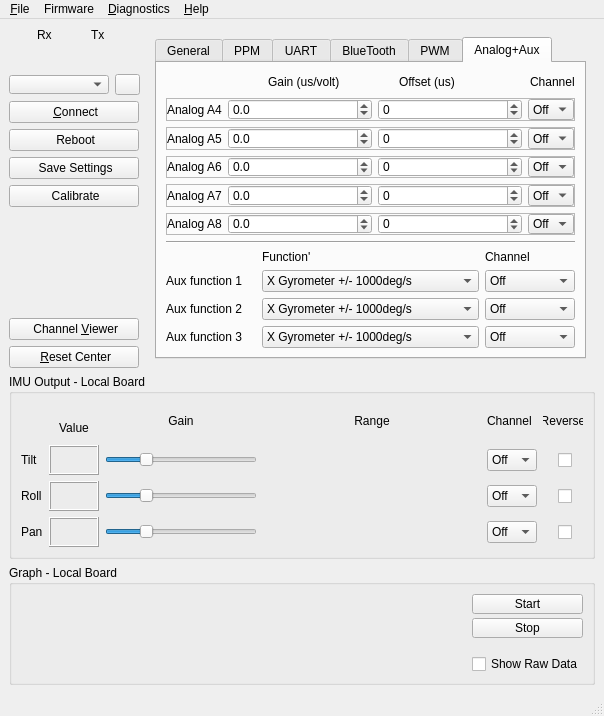
This is gui/src/mainwindow.ui in L1cardo/HeadTracker_CN as Qt 5 draws it before an edit. The edited form follows.
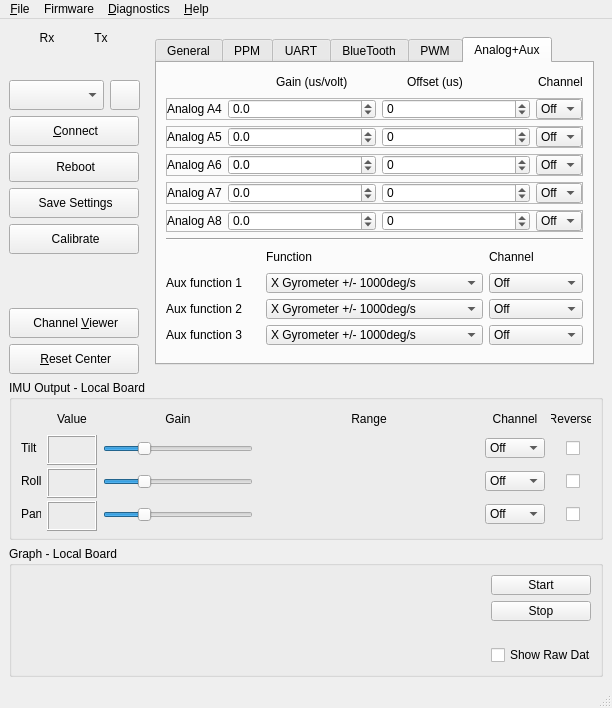
This is the edited form. The open tabs and pages were chosen to show the change. Icons and pictures are not drawn. Custom widgets are drawn as their Qt base class.

Commit message: fix scrach issue

```diff
--- a/gui/src/mainwindow.ui
+++ b/gui/src/mainwindow.ui
@@ -33,28 +33,46 @@
          <layout class="QGridLayout" name="gridLayout_3">
           <item row="1" column="0">
            <widget class="QLabel" name="label_9">
+            <property name="minimumSize">
+             <size>
+              <width>20</width>
+              <height>20</height>
+             </size>
+            </property>
             <property name="maximumSize">
              <size>
               <width>20</width>
-              <height>14</height>
+              <height>20</height>
              </size>
             </property>
             <property name="text">
              <string>Rx</string>
             </property>
+            <property name="alignment">
+             <set>Qt::AlignmentFlag::AlignCenter</set>
+            </property>
            </widget>
           </item>
           <item row="1" column="1">
            <widget class="QLabel" name="label_10">
+            <property name="minimumSize">
+             <size>
+              <width>20</width>
+              <height>20</height>
+             </size>
+            </property>
             <property name="maximumSize">
              <size>
               <width>20</width>
-              <height>14</height>
+              <height>20</height>
              </size>
             </property>
             <property name="text">
              <string>Tx</string>
             </property>
+            <property name="alignment">
+             <set>Qt::AlignmentFlag::AlignCenter</set>
+            </property>
            </widget>
           </item>
           <item row="2" column="0">
@@ -105,10 +123,16 @@
         </item>
         <item row="9" column="0" colspan="2">
          <widget class="QPushButton" name="cmdResetCenter">
+          <property name="minimumSize">
+           <size>
+            <width>130</width>
+            <height>30</height>
+           </size>
+          </property>
           <property name="maximumSize">
            <size>
             <width>130</width>
-            <height>27</height>
+            <height>30</height>
            </size>
           </property>
           <property name="toolTip">
@@ -131,10 +155,16 @@
         </item>
         <item row="5" column="0" colspan="2">
          <widget class="QPushButton" name="cmdSaveNVM">
+          <property name="minimumSize">
+           <size>
+            <width>130</width>
+            <height>30</height>
+           </size>
+          </property>
           <property name="maximumSize">
            <size>
             <width>130</width>
-            <height>27</height>
+            <height>30</height>
            </size>
           </property>
           <property name="toolTip">
@@ -165,14 +195,14 @@
           </property>
           <property name="minimumSize">
            <size>
-            <width>100</width>
-            <height>0</height>
+            <width>95</width>
+            <height>30</height>
            </size>
           </property>
           <property name="maximumSize">
            <size>
-            <width>100</width>
-            <height>19</height>
+            <width>95</width>
+            <height>30</height>
            </size>
           </property>
           <property name="toolTip">
@@ -182,10 +212,16 @@
         </item>
         <item row="4" column="0" colspan="2">
          <widget class="QPushButton" name="cmdReboot">
+          <property name="minimumSize">
+           <size>
+            <width>130</width>
+            <height>30</height>
+           </size>
+          </property>
           <property name="maximumSize">
            <size>
             <width>130</width>
-            <height>27</height>
+            <height>30</height>
            </size>
           </property>
           <property name="toolTip">
@@ -208,10 +244,16 @@
         </item>
         <item row="6" column="0" colspan="2">
          <widget class="QPushButton" name="cmdCalibrate">
+          <property name="minimumSize">
+           <size>
+            <width>130</width>
+            <height>30</height>
+           </size>
+          </property>
           <property name="maximumSize">
            <size>
             <width>130</width>
-            <height>27</height>
+            <height>30</height>
            </size>
           </property>
           <property name="toolTip">
@@ -234,10 +276,16 @@
         </item>
         <item row="8" column="0" colspan="2">
          <widget class="QPushButton" name="cmdChannelViewer">
+          <property name="minimumSize">
+           <size>
+            <width>130</width>
+            <height>30</height>
+           </size>
+          </property>
           <property name="maximumSize">
            <size>
             <width>130</width>
-            <height>27</height>
+            <height>30</height>
            </size>
           </property>
           <property name="toolTip">
@@ -260,10 +308,16 @@
         </item>
         <item row="1" column="1">
          <widget class="QPushButton" name="cmdRefresh">
+          <property name="minimumSize">
+           <size>
+            <width>30</width>
+            <height>30</height>
+           </size>
+          </property>
           <property name="maximumSize">
            <size>
-            <width>25</width>
-            <height>21</height>
+            <width>30</width>
+            <height>30</height>
            </size>
           </property>
           <property name="toolTip">
@@ -286,7 +340,7 @@
           <property name="sizeHint" stdset="0">
            <size>
             <width>20</width>
-            <height>40</height>
+            <height>20</height>
            </size>
           </property>
          </spacer>
@@ -299,10 +353,16 @@
             <verstretch>0</verstretch>
            </sizepolicy>
           </property>
+          <property name="minimumSize">
+           <size>
+            <width>130</width>
+            <height>30</height>
+           </size>
+          </property>
           <property name="maximumSize">
            <size>
             <width>130</width>
-            <height>27</height>
+            <height>30</height>
            </size>
           </property>
           <property name="text">
@@ -2180,7 +2240,13 @@
                   <property name="minimumSize">
                    <size>
                     <width>125</width>
-                    <height>0</height>
+                    <height>20</height>
+                   </size>
+                  </property>
+                  <property name="maximumSize">
+                   <size>
+                    <width>16777215</width>
+                    <height>20</height>
                    </size>
                   </property>
                   <property name="text">
@@ -2193,7 +2259,13 @@
                   <property name="minimumSize">
                    <size>
                     <width>125</width>
-                    <height>0</height>
+                    <height>20</height>
+                   </size>
+                  </property>
+                  <property name="maximumSize">
+                   <size>
+                    <width>16777215</width>
+                    <height>20</height>
                    </size>
                   </property>
                   <property name="text">
@@ -2209,6 +2281,18 @@
                     <verstretch>0</verstretch>
                    </sizepolicy>
                   </property>
+                  <property name="minimumSize">
+                   <size>
+                    <width>0</width>
+                    <height>20</height>
+                   </size>
+                  </property>
+                  <property name="maximumSize">
+                   <size>
+                    <width>16777215</width>
+                    <height>20</height>
+                   </size>
+                  </property>
                   <property name="text">
                    <string>Channel</string>
                   </property>
@@ -2250,6 +2334,18 @@
                        <verstretch>0</verstretch>
                       </sizepolicy>
                      </property>
+                     <property name="minimumSize">
+                      <size>
+                       <width>0</width>
+                       <height>20</height>
+                      </size>
+                     </property>
+                     <property name="maximumSize">
+                      <size>
+                       <width>16777215</width>
+                       <height>20</height>
+                      </size>
+                     </property>
                      <property name="text">
                       <string>Analog A4</string>
                      </property>
@@ -2257,6 +2353,18 @@
                    </item>
                    <item>
                     <widget class="QDoubleSpinBox" name="spnA0Gain">
+                     <property name="minimumSize">
+                      <size>
+                       <width>0</width>
+                       <height>20</height>
+                      </size>
+                     </property>
+                     <property name="maximumSize">
+                      <size>
+                       <width>16777215</width>
+                       <height>20</height>
+                      </size>
+                     </property>
                      <property name="decimals">
                       <number>1</number>
                      </property>
@@ -2270,6 +2378,18 @@
                    </item>
                    <item>
                     <widget class="QSpinBox" name="spnA0Off">
+                     <property name="minimumSize">
+                      <size>
+                       <width>0</width>
+                       <height>20</height>
+                      </size>
+                     </property>
+                     <property name="maximumSize">
+                      <size>
+                       <width>16777215</width>
+                       <height>20</height>
+                      </size>
+                     </property>
                      <property name="minimum">
                       <number>-2048</number>
                      </property>
@@ -2286,6 +2406,18 @@
                        <verstretch>0</verstretch>
                       </sizepolicy>
                      </property>
+                     <property name="minimumSize">
+                      <size>
+                       <width>0</width>
+                       <height>20</height>
+                      </size>
+                     </property>
+                     <property name="maximumSize">
+                      <size>
+                       <width>16777215</width>
+                       <height>20</height>
+                      </size>
+                     </property>
                      <item>
                       <property name="text">
                        <string>Off</string>
@@ -2408,6 +2540,18 @@
                        <verstretch>0</verstretch>
                       </sizepolicy>
                      </property>
+                     <property name="minimumSize">
+                      <size>
+                       <width>0</width>
+                       <height>20</height>
+                      </size>
+                     </property>
+                     <property name="maximumSize">
+                      <size>
+                       <width>16777215</width>
+                       <height>20</height>
+                      </size>
+                     </property>
                      <property name="text">
                       <string>Analog A5</string>
                      </property>
@@ -2415,6 +2559,18 @@
                    </item>
                    <item>
                     <widget class="QDoubleSpinBox" name="spnA1Gain">
+                     <property name="minimumSize">
+                      <size>
+                       <width>0</width>
+                       <height>20</height>
+                      </size>
+                     </property>
+                     <property name="maximumSize">
+                      <size>
+                       <width>16777215</width>
+                       <height>20</height>
+                      </size>
+                     </property>
                      <property name="decimals">
                       <number>1</number>
                      </property>
@@ -2428,6 +2584,18 @@
                    </item>
                    <item>
                     <widget class="QSpinBox" name="spnA1Off">
+                     <property name="minimumSize">
+                      <size>
+                       <width>0</width>
+                       <height>20</height>
+                      </size>
+                     </property>
+                     <property name="maximumSize">
+                      <size>
+                       <width>16777215</width>
+                       <height>20</height>
+                      </size>
+                     </property>
                      <property name="minimum">
                       <number>-2048</number>
                      </property>
@@ -2444,6 +2612,18 @@
                        <verstretch>0</verstretch>
                       </sizepolicy>
                      </property>
+                     <property name="minimumSize">
+                      <size>
+                       <width>0</width>
+                       <height>20</height>
+                      </size>
+                     </property>
+                     <property name="maximumSize">
+                      <size>
+                       <width>16777215</width>
+                       <height>20</height>
+                      </size>
+                     </property>
                      <item>
                       <property name="text">
                        <string>Off</string>
@@ -2566,6 +2746,18 @@
                        <verstretch>0</verstretch>
                       </sizepolicy>
                      </property>
+                     <property name="minimumSize">
+                      <size>
+                       <width>0</width>
+                       <height>20</height>
+                      </size>
+                     </property>
+                     <property name="maximumSize">
+                      <size>
+                       <width>16777215</width>
+                       <height>20</height>
+                      </size>
+                     </property>
                      <property name="text">
                       <string>Analog A6</string>
                      </property>
@@ -2573,6 +2765,18 @@
                    </item>
                    <item>
                     <widget class="QDoubleSpinBox" name="spnA2Gain">
+                     <property name="minimumSize">
+                      <size>
+                       <width>0</width>
+                       <height>20</height>
+                      </size>
+                     </property>
+                     <property name="maximumSize">
+                      <size>
+                       <width>16777215</width>
+                       <height>20</height>
+                      </size>
+                     </property>
                      <property name="decimals">
                       <number>1</number>
                      </property>
@@ -2586,6 +2790,18 @@
                    </item>
                    <item>
                     <widget class="QSpinBox" name="spnA2Off">
+                     <property name="minimumSize">
+                      <size>
+                       <width>0</width>
+                       <height>20</height>
+                      </size>
+                     </property>
+                     <property name="maximumSize">
+                      <size>
+                       <width>16777215</width>
+                       <height>20</height>
+                      </size>
+                     </property>
                      <property name="minimum">
                       <number>-2012</number>
                      </property>
@@ -2602,6 +2818,18 @@
                        <verstretch>0</verstretch>
                       </sizepolicy>
                      </property>
+                     <property name="minimumSize">
+                      <size>
+                       <width>0</width>
+                       <height>20</height>
+                      </size>
+                     </property>
+                     <property name="maximumSize">
+                      <size>
+                       <width>16777215</width>
+                       <height>20</height>
+                      </size>
+                     </property>
                      <item>
                       <property name="text">
                        <string>Off</string>
@@ -2724,6 +2952,18 @@
                        <verstretch>0</verstretch>
                       </sizepolicy>
                      </property>
+                     <property name="minimumSize">
+                      <size>
+                       <width>0</width>
+                       <height>20</height>
+                      </size>
+                     </property>
+                     <property name="maximumSize">
+                      <size>
+                       <width>16777215</width>
+                       <height>20</height>
+                      </size>
+                     </property>
                      <property name="text">
                       <string>Analog A7</string>
                      </property>
@@ -2731,6 +2971,18 @@
                    </item>
                    <item>
                     <widget class="QDoubleSpinBox" name="spnA3Gain">
+                     <property name="minimumSize">
+                      <size>
+                       <width>0</width>
+                       <height>20</height>
+                      </size>
+                     </property>
+                     <property name="maximumSize">
+                      <size>
+                       <width>16777215</width>
+                       <height>20</height>
+                      </size>
+                     </property>
                      <property name="decimals">
                       <number>1</number>
                      </property>
@@ -2744,6 +2996,18 @@
                    </item>
                    <item>
                     <widget class="QSpinBox" name="spnA3Off">
+                     <property name="minimumSize">
+                      <size>
+                       <width>0</width>
+                       <height>20</height>
+                      </size>
+                     </property>
+                     <property name="maximumSize">
+                      <size>
+                       <width>16777215</width>
+                       <height>20</height>
+                      </size>
+                     </property>
                      <property name="minimum">
                       <number>-2012</number>
                      </property>
@@ -2760,6 +3024,18 @@
                        <verstretch>0</verstretch>
                       </sizepolicy>
                      </property>
+                     <property name="minimumSize">
+                      <size>
+                       <width>0</width>
+                       <height>20</height>
+                      </size>
+                     </property>
+                     <property name="maximumSize">
+                      <size>
+                       <width>16777215</width>
+                       <height>20</height>
+                      </size>
+                     </property>
                      <item>
                       <property name="text">
                        <string>Off</string>
@@ -2882,6 +3158,18 @@
                        <verstretch>0</verstretch>
                       </sizepolicy>
                      </property>
+                     <property name="minimumSize">
+                      <size>
+                       <width>0</width>
+                       <height>20</height>
+                      </size>
+                     </property>
+                     <property name="maximumSize">
+                      <size>
+                       <width>16777215</width>
+                       <height>20</height>
+                      </size>
+                     </property>
                      <property name="text">
                       <string>Analog A8</string>
                      </property>
@@ -2889,6 +3177,18 @@
                    </item>
                    <item>
                     <widget class="QDoubleSpinBox" name="spnA4Gain">
+                     <property name="minimumSize">
+                      <size>
+                       <width>0</width>
+                       <height>20</height>
+                      </size>
+                     </property>
+                     <property name="maximumSize">
+                      <size>
+                       <width>16777215</width>
+                       <height>20</height>
+                      </size>
+                     </property>
                      <property name="decimals">
                       <number>1</number>
                      </property>
@@ -2902,6 +3202,18 @@
                    </item>
                    <item>
                     <widget class="QSpinBox" name="spnA4Off">
+                     <property name="minimumSize">
+                      <size>
+                       <width>0</width>
+                       <height>20</height>
+                      </size>
+                     </property>
+                     <property name="maximumSize">
+                      <size>
+                       <width>16777215</width>
+                       <height>20</height>
+                      </size>
+                     </property>
                      <property name="minimum">
                       <number>-2012</number>
                      </property>
@@ -2918,6 +3230,18 @@
                        <verstretch>0</verstretch>
                       </sizepolicy>
                      </property>
+                     <property name="minimumSize">
+                      <size>
+                       <width>0</width>
+                       <height>20</height>
+                      </size>
+                     </property>
+                     <property name="maximumSize">
+                      <size>
+                       <width>16777215</width>
+                       <height>20</height>
+                      </size>
+                     </property>
                      <item>
                       <property name="text">
                        <string>Off</string>
@@ -3021,13 +3345,37 @@
                <layout class="QGridLayout" name="gridLayout_10">
                 <item row="0" column="1">
                  <widget class="QLabel" name="label_36">
+                  <property name="minimumSize">
+                   <size>
+                    <width>0</width>
+                    <height>20</height>
+                   </size>
+                  </property>
+                  <property name="maximumSize">
+                   <size>
+                    <width>16777215</width>
+                    <height>20</height>
+                   </size>
+                  </property>
                   <property name="text">
-                   <string>Function'</string>
+                   <string>Function</string>
                   </property>
                  </widget>
                 </item>
                 <item row="0" column="2">
                  <widget class="QLabel" name="label_35">
+                  <property name="minimumSize">
+                   <size>
+                    <width>0</width>
+                    <height>20</height>
+                   </size>
+                  </property>
+                  <property name="maximumSize">
+                   <size>
+                    <width>16777215</width>
+                    <height>20</height>
+                   </size>
+                  </property>
                   <property name="text">
                    <string>Channel</string>
                   </property>
@@ -3035,6 +3383,18 @@
                 </item>
                 <item row="1" column="0">
                  <widget class="QLabel" name="label_33">
+                  <property name="minimumSize">
+                   <size>
+                    <width>0</width>
+                    <height>20</height>
+                   </size>
+                  </property>
+                  <property name="maximumSize">
+                   <size>
+                    <width>16777215</width>
+                    <height>20</height>
+                   </size>
+                  </property>
                   <property name="text">
                    <string>Aux function 1</string>
                   </property>
@@ -3042,6 +3402,18 @@
                 </item>
                 <item row="1" column="1">
                  <widget class="QComboBox" name="cmbAuxFn0">
+                  <property name="minimumSize">
+                   <size>
+                    <width>0</width>
+                    <height>20</height>
+                   </size>
+                  </property>
+                  <property name="maximumSize">
+                   <size>
+                    <width>16777215</width>
+                    <height>20</height>
+                   </size>
+                  </property>
                   <item>
                    <property name="text">
                     <string>X Gyrometer +/- 1000deg/s</string>
@@ -3086,6 +3458,18 @@
                 </item>
                 <item row="1" column="2">
                  <widget class="QComboBox" name="cmbAuxFn0Ch">
+                  <property name="minimumSize">
+                   <size>
+                    <width>0</width>
+                    <height>20</height>
+                   </size>
+                  </property>
+                  <property name="maximumSize">
+                   <size>
+                    <width>16777215</width>
+                    <height>20</height>
+                   </size>
+                  </property>
                   <item>
                    <property name="text">
                     <string>Off</string>
@@ -3175,6 +3559,18 @@
                 </item>
                 <item row="2" column="0">
                  <widget class="QLabel" name="label_34">
+                  <property name="minimumSize">
+                   <size>
+                    <width>0</width>
+                    <height>20</height>
+                   </size>
+                  </property>
+                  <property name="maximumSize">
+                   <size>
+                    <width>16777215</width>
+                    <height>20</height>
+                   </size>
+                  </property>
                   <property name="text">
                    <string>Aux function 2</string>
                   </property>
@@ -3182,6 +3578,18 @@
                 </item>
                 <item row="2" column="1">
                  <widget class="QComboBox" name="cmbAuxFn1">
+                  <property name="minimumSize">
+                   <size>
+                    <width>0</width>
+                    <height>20</height>
+                   </size>
+                  </property>
+                  <property name="maximumSize">
+                   <size>
+                    <width>16777215</width>
+                    <height>20</height>
+                   </size>
+                  </property>
                   <item>
                    <property name="text">
                     <string>X Gyrometer +/- 1000deg/s</string>
@@ -3226,6 +3634,18 @@
                 </item>
                 <item row="2" column="2">
                  <widget class="QComboBox" name="cmbAuxFn1Ch">
+                  <property name="minimumSize">
+                   <size>
+                    <width>0</width>
+                    <height>20</height>
+                   </size>
+                  </property>
+                  <property name="maximumSize">
+                   <size>
+                    <width>16777215</width>
+                    <height>20</height>
+                   </size>
+                  </property>
                   <item>
                    <property name="text">
                     <string>Off</string>
@@ -3315,6 +3735,18 @@
                 </item>
                 <item row="3" column="0">
                  <widget class="QLabel" name="label_22">
+                  <property name="minimumSize">
+                   <size>
+                    <width>0</width>
+                    <height>20</height>
+                   </size>
+                  </property>
+                  <property name="maximumSize">
+                   <size>
+                    <width>16777215</width>
+                    <height>20</height>
+                   </size>
+                  </property>
                   <property name="text">
                    <string>Aux function 3</string>
                   </property>
@@ -3322,6 +3754,18 @@
                 </item>
                 <item row="3" column="1">
                  <widget class="QComboBox" name="cmbAuxFn2">
+                  <property name="minimumSize">
+                   <size>
+                    <width>0</width>
+                    <height>20</height>
+                   </size>
+                  </property>
+                  <property name="maximumSize">
+                   <size>
+                    <width>16777215</width>
+                    <height>20</height>
+                   </size>
+                  </property>
                   <item>
                    <property name="text">
                     <string>X Gyrometer +/- 1000deg/s</string>
@@ -3366,6 +3810,18 @@
                 </item>
                 <item row="3" column="2">
                  <widget class="QComboBox" name="cmbAuxFn2Ch">
+                  <property name="minimumSize">
+                   <size>
+                    <width>0</width>
+                    <height>20</height>
+                   </size>
+                  </property>
+                  <property name="maximumSize">
+                   <size>
+                    <width>16777215</width>
+                    <height>20</height>
+                   </size>
+                  </property>
                   <item>
                    <property name="text">
                     <string>Off</string>
@@ -3463,7 +3919,7 @@
                 <property name="sizeHint" stdset="0">
                  <size>
                   <width>20</width>
-                  <height>40</height>
+                  <height>20</height>
                  </size>
                 </property>
                </spacer>
@@ -3489,7 +3945,13 @@
       <property name="minimumSize">
        <size>
         <width>0</width>
-        <height>185</height>
+        <height>160</height>
+       </size>
+      </property>
+      <property name="maximumSize">
+       <size>
+        <width>16777215</width>
+        <height>160</height>
        </size>
       </property>
       <property name="title">
@@ -3501,7 +3963,13 @@
          <property name="minimumSize">
           <size>
            <width>50</width>
-           <height>0</height>
+           <height>30</height>
+          </size>
+         </property>
+         <property name="maximumSize">
+          <size>
+           <width>50</width>
+           <height>30</height>
           </size>
          </property>
          <property name="font">
@@ -3539,7 +4007,13 @@
          </property>
          <property name="minimumSize">
           <size>
-           <width>152</width>
+           <width>150</width>
+           <height>30</height>
+          </size>
+         </property>
+         <property name="maximumSize">
+          <size>
+           <width>16777215</width>
            <height>30</height>
           </size>
          </property>
@@ -3552,8 +4026,14 @@
         <widget class="QComboBox" name="cmbtiltchn">
          <property name="minimumSize">
           <size>
-           <width>50</width>
-           <height>0</height>
+           <width>60</width>
+           <height>20</height>
+          </size>
+         </property>
+         <property name="maximumSize">
+          <size>
+           <width>60</width>
+           <height>20</height>
           </size>
          </property>
          <property name="toolTip">
@@ -3648,17 +4128,41 @@
        </item>
        <item row="0" column="5">
         <widget class="QLabel" name="label_11">
+         <property name="minimumSize">
+          <size>
+           <width>60</width>
+           <height>20</height>
+          </size>
+         </property>
+         <property name="maximumSize">
+          <size>
+           <width>60</width>
+           <height>20</height>
+          </size>
+         </property>
+         <property name="layoutDirection">
+          <enum>Qt::LayoutDirection::LeftToRight</enum>
+         </property>
          <property name="text">
           <string>Channel</string>
          </property>
+         <property name="alignment">
+          <set>Qt::AlignmentFlag::AlignCenter</set>
+         </property>
         </widget>
        </item>
        <item row="3" column="5">
         <widget class="QComboBox" name="cmbrllchn">
          <property name="minimumSize">
           <size>
-           <width>50</width>
-           <height>0</height>
+           <width>60</width>
+           <height>20</height>
+          </size>
+         </property>
+         <property name="maximumSize">
+          <size>
+           <width>60</width>
+           <height>20</height>
           </size>
          </property>
          <property name="toolTip">
@@ -3761,7 +4265,13 @@
          </property>
          <property name="minimumSize">
           <size>
-           <width>152</width>
+           <width>150</width>
+           <height>30</height>
+          </size>
+         </property>
+         <property name="maximumSize">
+          <size>
+           <width>16777215</width>
            <height>30</height>
           </size>
          </property>
@@ -3778,6 +4288,18 @@
            <verstretch>0</verstretch>
           </sizepolicy>
          </property>
+         <property name="minimumSize">
+          <size>
+           <width>220</width>
+           <height>20</height>
+          </size>
+         </property>
+         <property name="maximumSize">
+          <size>
+           <width>16777215</width>
+           <height>20</height>
+          </size>
+         </property>
          <property name="text">
           <string>Range</string>
          </property>
@@ -3794,6 +4316,18 @@
            <verstretch>0</verstretch>
           </sizepolicy>
          </property>
+         <property name="minimumSize">
+          <size>
+           <width>20</width>
+           <height>20</height>
+          </size>
+         </property>
+         <property name="maximumSize">
+          <size>
+           <width>20</width>
+           <height>20</height>
+          </size>
+         </property>
          <property name="text">
           <string>Tilt</string>
          </property>
@@ -3807,6 +4341,18 @@
            <verstretch>0</verstretch>
           </sizepolicy>
          </property>
+         <property name="minimumSize">
+          <size>
+           <width>20</width>
+           <height>20</height>
+          </size>
+         </property>
+         <property name="maximumSize">
+          <size>
+           <width>20</width>
+           <height>20</height>
+          </size>
+         </property>
          <property name="text">
           <string>Roll</string>
          </property>
@@ -3817,7 +4363,13 @@
          <property name="minimumSize">
           <size>
            <width>50</width>
-           <height>0</height>
+           <height>30</height>
+          </size>
+         </property>
+         <property name="maximumSize">
+          <size>
+           <width>50</width>
+           <height>30</height>
           </size>
          </property>
          <property name="font">
@@ -3853,6 +4405,18 @@
            <verstretch>0</verstretch>
           </sizepolicy>
          </property>
+         <property name="minimumSize">
+          <size>
+           <width>20</width>
+           <height>20</height>
+          </size>
+         </property>
+         <property name="maximumSize">
+          <size>
+           <width>20</width>
+           <height>20</height>
+          </size>
+         </property>
          <property name="text">
           <string>Pan</string>
          </property>
@@ -3866,10 +4430,16 @@
            <verstretch>0</verstretch>
           </sizepolicy>
          </property>
+         <property name="minimumSize">
+          <size>
+           <width>40</width>
+           <height>20</height>
+          </size>
+         </property>
          <property name="maximumSize">
           <size>
            <width>40</width>
-           <height>16777215</height>
+           <height>20</height>
           </size>
          </property>
          <property name="styleSheet">
@@ -3893,7 +4463,7 @@
          </property>
          <property name="minimumSize">
           <size>
-           <width>152</width>
+           <width>150</width>
            <height>0</height>
           </size>
          </property>
@@ -3930,8 +4500,14 @@
         <widget class="QComboBox" name="cmbpanchn">
          <property name="minimumSize">
           <size>
-           <width>50</width>
-           <height>0</height>
+           <width>60</width>
+           <height>20</height>
+          </size>
+         </property>
+         <property name="maximumSize">
+          <size>
+           <width>60</width>
+           <height>20</height>
           </size>
          </property>
          <property name="toolTip">
@@ -4032,10 +4608,16 @@
            <verstretch>0</verstretch>
           </sizepolicy>
          </property>
+         <property name="minimumSize">
+          <size>
+           <width>40</width>
+           <height>20</height>
+          </size>
+         </property>
          <property name="maximumSize">
           <size>
            <width>40</width>
-           <height>16777215</height>
+           <height>20</height>
           </size>
          </property>
          <property name="toolTip">
@@ -4065,7 +4647,13 @@
          </property>
          <property name="minimumSize">
           <size>
-           <width>152</width>
+           <width>150</width>
+           <height>30</height>
+          </size>
+         </property>
+         <property name="maximumSize">
+          <size>
+           <width>16777215</width>
            <height>30</height>
           </size>
          </property>
@@ -4084,7 +4672,7 @@
          </property>
          <property name="minimumSize">
           <size>
-           <width>152</width>
+           <width>150</width>
            <height>0</height>
           </size>
          </property>
@@ -4122,7 +4710,13 @@
          <property name="minimumSize">
           <size>
            <width>50</width>
-           <height>0</height>
+           <height>30</height>
+          </size>
+         </property>
+         <property name="maximumSize">
+          <size>
+           <width>50</width>
+           <height>30</height>
           </size>
          </property>
          <property name="font">
@@ -4152,10 +4746,19 @@
        </item>
        <item row="0" column="1">
         <widget class="QLabel" name="lblTilt_2">
+         <property name="enabled">
+          <bool>true</bool>
+         </property>
          <property name="minimumSize">
           <size>
-           <width>0</width>
-           <height>50</height>
+           <width>50</width>
+           <height>20</height>
+          </size>
+         </property>
+         <property name="maximumSize">
+          <size>
+           <width>50</width>
+           <height>20</height>
           </size>
          </property>
          <property name="text">
@@ -4174,10 +4777,16 @@
            <verstretch>0</verstretch>
           </sizepolicy>
          </property>
+         <property name="minimumSize">
+          <size>
+           <width>40</width>
+           <height>20</height>
+          </size>
+         </property>
          <property name="maximumSize">
           <size>
            <width>40</width>
-           <height>16777215</height>
+           <height>20</height>
           </size>
          </property>
          <property name="toolTip">
@@ -4207,7 +4816,7 @@
          </property>
          <property name="minimumSize">
           <size>
-           <width>152</width>
+           <width>150</width>
            <height>0</height>
           </size>
          </property>
@@ -4248,10 +4857,16 @@
            <verstretch>0</verstretch>
           </sizepolicy>
          </property>
+         <property name="minimumSize">
+          <size>
+           <width>40</width>
+           <height>20</height>
+          </size>
+         </property>
          <property name="maximumSize">
           <size>
            <width>40</width>
-           <height>16777215</height>
+           <height>20</height>
           </size>
          </property>
          <property name="toolTip">
@@ -4282,7 +4897,13 @@
          <property name="minimumSize">
           <size>
            <width>150</width>
-           <height>0</height>
+           <height>20</height>
+          </size>
+         </property>
+         <property name="maximumSize">
+          <size>
+           <width>16777215</width>
+           <height>20</height>
           </size>
          </property>
          <property name="text">
@@ -4304,12 +4925,6 @@
         <verstretch>0</verstretch>
        </sizepolicy>
       </property>
-      <property name="minimumSize">
-       <size>
-        <width>0</width>
-        <height>120</height>
-       </size>
-      </property>
       <property name="title">
        <string>Graph - Local Board</string>
       </property>
@@ -4322,6 +4937,18 @@
            <verstretch>7</verstretch>
           </sizepolicy>
          </property>
+         <property name="minimumSize">
+          <size>
+           <width>450</width>
+           <height>90</height>
+          </size>
+         </property>
+         <property name="maximumSize">
+          <size>
+           <width>16777215</width>
+           <height>90</height>
+          </size>
+         </property>
         </widget>
        </item>
        <item>
@@ -4330,7 +4957,13 @@
           <widget class="QPushButton" name="cmdStartGraph">
            <property name="minimumSize">
             <size>
-             <width>0</width>
+             <width>100</width>
+             <height>20</height>
+            </size>
+           </property>
+           <property name="maximumSize">
+            <size>
+             <width>100</width>
              <height>20</height>
             </size>
            </property>
@@ -4343,7 +4976,13 @@
           <widget class="QPushButton" name="cmdStopGraph">
            <property name="minimumSize">
             <size>
-             <width>0</width>
+             <width>100</width>
+             <height>20</height>
+            </size>
+           </property>
+           <property name="maximumSize">
+            <size>
+             <width>100</width>
              <height>20</height>
             </size>
            </property>
@@ -4370,6 +5009,18 @@
          </item>
          <item>
           <widget class="QCheckBox" name="chkRawData">
+           <property name="minimumSize">
+            <size>
+             <width>100</width>
+             <height>20</height>
+            </size>
+           </property>
+           <property name="maximumSize">
+            <size>
+             <width>100</width>
+             <height>20</height>
+            </size>
+           </property>
            <property name="toolTip">
             <string>Show data without offsets</string>
            </property>
```
Left out of the diff: 1012 changed lines with no effect on the pictures.
